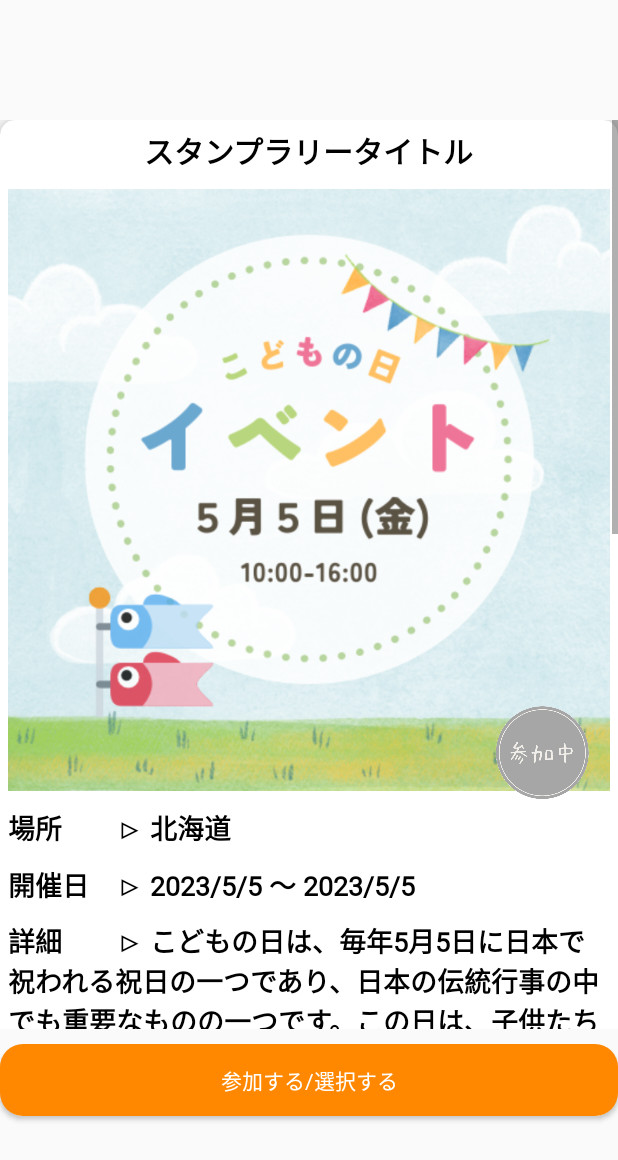
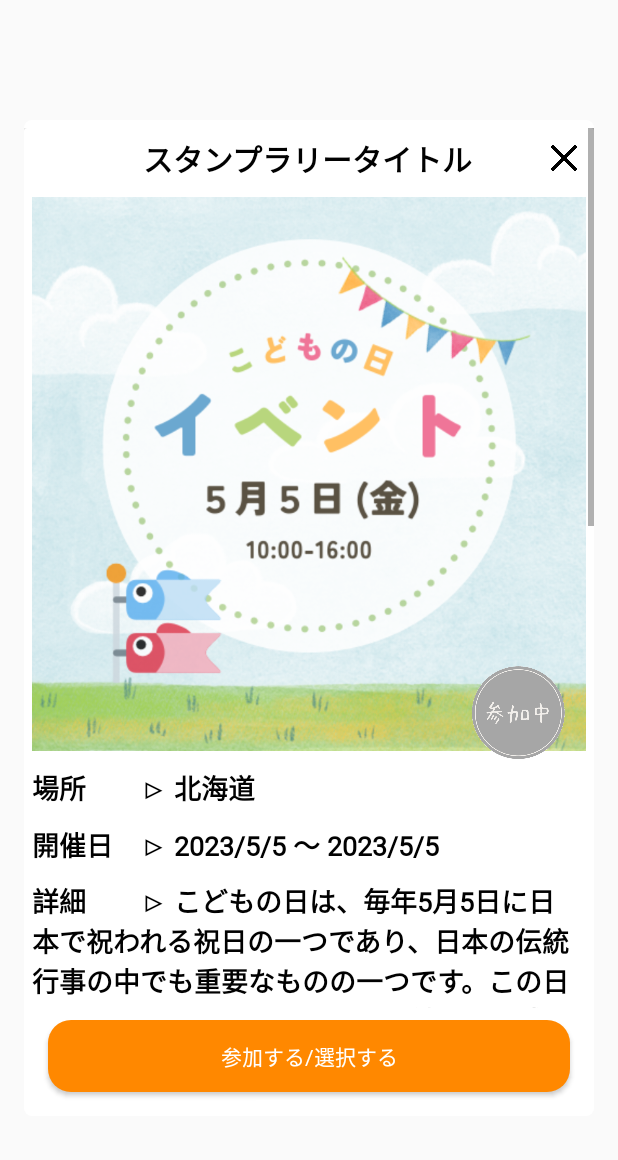
Before and after one commit to x-hajime-yasuda/StampWars_Android, an Android app: the layout fragment_rally_dialog.xml on its own in the app's theme, with its tools: preview values and no code run, on a phone screen of 412 x 824 dp. Shown: the top 1160 px of the screen. Run offline under Robolectric (Android 15) with nearby library versions, the light colour scheme and no system bars.

Commit message:
ラリー詳細画面のレイアウト変更

```diff
--- a/app/src/main/java/jp/co/xpower/app/stw/MainActivity.kt
+++ b/app/src/main/java/jp/co/xpower/app/stw/MainActivity.kt
@@ -8,6 +8,7 @@ import android.content.Intent
 import android.content.res.ColorStateList
 import android.graphics.Color
 import android.os.Bundle
+import android.text.Layout
 import android.text.SpannableStringBuilder
 import android.text.Spanned
 import android.text.style.AbsoluteSizeSpan
@@ -50,6 +51,7 @@ import java.io.FileNotFoundException
 import java.io.IOException
 import java.util.concurrent.CompletableFuture
 import android.view.ViewGroup.LayoutParams
+import android.widget.Button
 import androidx.lifecycle.ViewModelProvider
 import jp.co.xpower.app.stw.model.CommonData
 import jp.co.xpower.app.stw.model.CommonDataViewModel
--- a/app/src/main/java/jp/co/xpower/app/stw/RallyDialogFragment.kt
+++ b/app/src/main/java/jp/co/xpower/app/stw/RallyDialogFragment.kt
@@ -78,6 +78,10 @@ class RallyDialogFragment : DialogFragment() {
             snackBar.show()
         }
 
+        binding.buttonClose.setOnClickListener {
+            this.dismiss()
+        }
+
         return binding.root
     }
 
--- a/app/src/main/res/layout/fragment_rally_dialog.xml
+++ b/app/src/main/res/layout/fragment_rally_dialog.xml
@@ -2,6 +2,7 @@
 <LinearLayout
     xmlns:android="http://schemas.android.com/apk/res/android"
     xmlns:app="http://schemas.android.com/apk/res-auto"
+    xmlns:tools="http://schemas.android.com/tools"
     android:background="@android:color/transparent"
     android:id="@+id/container"
     android:clickable="true"
@@ -10,13 +11,24 @@
     android:layout_height="wrap_content"
     android:orientation="vertical">
 
+    <LinearLayout
+        android:layout_width="match_parent"
+        android:layout_height="wrap_content"
+        android:layout_marginStart="16dp"
+        android:layout_marginTop="80dp"
+        android:layout_marginEnd="16dp"
+        android:layout_marginBottom="80dp"
+        android:layout_weight="1"
+        android:background="@drawable/list_background"
+        android:orientation="vertical">
+
         <ScrollView
-        android:layout_marginTop="80dp"
+            android:layout_width="match_parent"
+            android:layout_height="match_parent"
             android:layout_marginLeft="0dp"
+            android:layout_marginTop="5dp"
             android:layout_marginRight="0dp"
-        android:layout_weight="1"
-        android:layout_width="match_parent"
-        android:layout_height="match_parent">
+            android:layout_weight="1">
 
             <LinearLayout
                 android:layout_width="match_parent"
@@ -26,7 +38,6 @@
                     android:id="@+id/cardView"
                     android:layout_width="match_parent"
                     android:layout_height="match_parent"
-                app:cardCornerRadius="10dp"
                     android:clickable="true"
                     app:cardElevation="8dp">
 
@@ -36,68 +47,91 @@
                         android:layout_gravity="top"
                         android:orientation="vertical">
 
+                        <androidx.constraintlayout.widget.ConstraintLayout
+                            android:layout_width="match_parent"
+                            android:layout_height="match_parent">
+
                             <TextView
                                 android:id="@+id/textTitle"
                                 android:layout_width="wrap_content"
                                 android:layout_height="wrap_content"
                                 android:layout_gravity="center_horizontal"
                                 android:layout_margin="5dp"
-                        android:textSize="20dp"
+                                android:text="スタンプラリータイトル"
+                                android:textSize="20sp"
                                 android:textStyle="bold"
-                        android:text="スタンプラリータイトル" />
+                                app:layout_constraintBottom_toBottomOf="parent"
+                                app:layout_constraintEnd_toEndOf="@+id/button_close"
+                                app:layout_constraintHorizontal_bias="0.496"
+                                app:layout_constraintStart_toStartOf="parent"
+                                app:layout_constraintTop_toTopOf="parent" />
+
+                            <Button
+                                android:id="@+id/button_close"
+                                android:layout_width="40dp"
+                                android:layout_height="40dp"
+                                android:background="@drawable/close"
+                                app:layout_constraintEnd_toEndOf="parent"
+                                app:layout_constraintTop_toTopOf="parent" />
+                        </androidx.constraintlayout.widget.ConstraintLayout>
 
                         <FrameLayout
                             android:layout_width="match_parent"
                             android:layout_height="match_parent">
+
                             <ImageView
                                 android:id="@+id/cover"
                                 android:layout_width="match_parent"
                                 android:layout_height="wrap_content"
-                            android:src="@drawable/default_rally_detail"
+                                android:layout_gravity="center"
                                 android:layout_margin="5dp"
                                 android:adjustViewBounds="true"
-                            android:layout_gravity="center"
-                            android:contentDescription="Cover"/>
+                                android:contentDescription="Cover"
+                                android:src="@drawable/default_rally_detail" />
+
                             <ImageView
                                 android:layout_width="90dp"
                                 android:layout_height="62dp"
+                                android:layout_gravity="bottom|right"
                                 android:layout_marginRight="5dp"
-                            android:layout_gravity="bottom|right"
-                            android:src="@drawable/joinning"/>
+                                android:src="@drawable/joinning" />
                         </FrameLayout>
+
                         <TextView
                             android:id="@+id/text_place"
                             android:layout_width="wrap_content"
                             android:layout_height="wrap_content"
                             android:layout_gravity="left"
                             android:layout_margin="5dp"
+                            android:text="場所　　▷ 北海道"
                             android:textSize="18dp"
-                        android:textStyle="bold"
-                        android:text="場所　　▷ 北海道" />
+                            android:textStyle="bold" />
+
                         <TextView
                             android:id="@+id/text_date"
                             android:layout_width="wrap_content"
                             android:layout_height="wrap_content"
                             android:layout_gravity="left"
                             android:layout_margin="5dp"
+                            android:text="開催日　▷ 2023/5/5 〜 2023/5/5"
                             android:textSize="18dp"
-                        android:textStyle="bold"
-                        android:text="開催日　▷ 2023/5/5 〜 2023/5/5" />
+                            android:textStyle="bold" />
+
                         <TextView
                             android:id="@+id/text_description"
                             android:layout_width="wrap_content"
                             android:layout_height="match_parent"
                             android:layout_gravity="left"
                             android:layout_margin="5dp"
+                            android:text="@string/rally_detail_01"
                             android:textSize="18dp"
-                        android:textStyle="bold"
-                        android:text="@string/rally_detail_01" />
+                            android:textStyle="bold" />
 
                         <View
                             android:layout_width="match_parent"
                             android:layout_height="1dp"
-                        android:background="@android:color/darker_gray"
-                        android:layout_margin="10dp"/>
+                            android:layout_margin="10dp"
+                            android:background="@android:color/darker_gray" />
 
                         <TextView
                             android:id="@+id/text_reward"
@@ -105,15 +139,15 @@
                             android:layout_height="match_parent"
                             android:layout_gravity="left"
                             android:layout_margin="5dp"
-                        android:textSize="22dp"
-                        android:text="こいのぼりをプレゼント" />
+                            android:text="こいのぼりをプレゼント"
+                            android:textSize="22dp" />
 
                         <ImageView
                             android:id="@+id/imageView"
                             android:layout_width="match_parent"
                             android:layout_height="wrap_content"
+                            android:layout_gravity="top"
                             android:layout_margin="40dp"
-                        android:layout_gravity="top"
                             app:srcCompat="@drawable/default_reward" />
                     </LinearLayout>
                 </androidx.cardview.widget.CardView>
@@ -122,11 +156,14 @@
 
         <Button
             android:id="@+id/button_join"
-        android:layout_marginTop="10dp"
-        android:layout_marginBottom="80dp"
             style="@style/Stw_button"
             android:layout_width="match_parent"
             android:layout_height="wrap_content"
+            android:layout_marginStart="16dp"
+            android:layout_marginTop="8dp"
+            android:layout_marginEnd="16dp"
+            android:layout_marginBottom="16dp"
             android:text="参加する/選択する" />
+    </LinearLayout>
 
 </LinearLayout>
```
Lines whose indentation alone changed are shown as unchanged.
